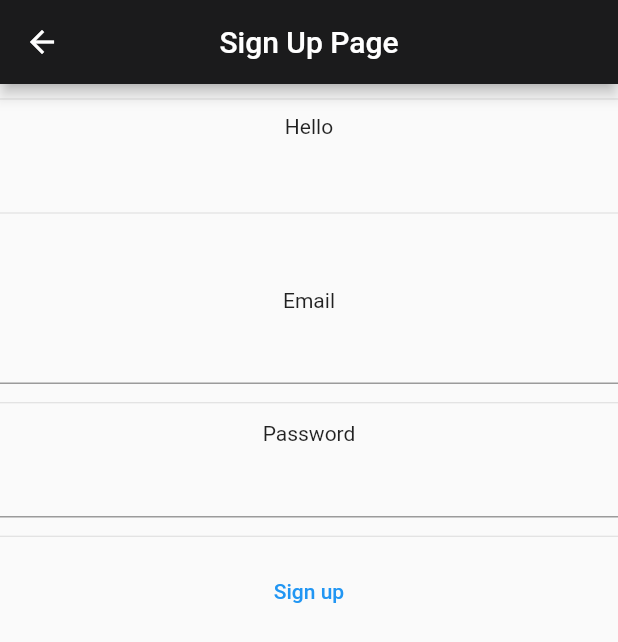
After one commit to mohammad6202/elearningApp, a Flutter app: the Sign_Up screen opened by its route, on a phone screen of 412 x 824 dp. The commit adds this screen. Shown: the top 642 px of the screen. Run offline on Flutter 3.47's test engine with Material 2 defaults, Android fonts, the phone set to English and light mode, and no system bars; our stand-ins replace audioplayers, firebase_auth, firebase_core, introduction_screen, shared_preferences, video_player; missing offline and left inert: syncfusion_flutter_pdfviewer; accounts and stored records are empty.

Commit message:
Connect with Firebase to sign up

```diff
--- a/lib/Home.dart
+++ b/lib/Home.dart
@@ -1,5 +1,3 @@
-// ignore_for_file: prefer_const_constructors, prefer_const_literals_to_create_immutables, non_constant_identifier_names, no_leading_underscores_for_local_identifiers
-
 import 'package:elearning/main.dart';
 import 'package:elearning/shared/images.dart';
 import 'package:flutter/material.dart';
--- /dev/null
+++ b/lib/screens/sign_up.dart
@@ -0,0 +1,76 @@
+import 'dart:math';
+
+import 'package:elearning/Home.dart';
+import 'package:elearning/shared/colors.dart';
+import 'package:firebase_auth/firebase_auth.dart';
+import 'package:flutter/material.dart';
+
+class Sign_Up extends StatefulWidget {
+  const Sign_Up({super.key});
+
+  @override
+  State<Sign_Up> createState() => _Sign_UpState();
+}
+
+class _Sign_UpState extends State<Sign_Up> {
+  TextEditingController email = TextEditingController();
+  TextEditingController password = TextEditingController();
+  @override
+  Widget build(BuildContext context) {
+    return Scaffold(
+      appBar: AppBar(
+        backgroundColor: MyColors.appBarColor,
+        centerTitle: true,
+        title: Text("Sign Up Page"),
+      ),
+      body: Column(
+        children: [
+          Divider(
+            height: 20,
+          ),
+          Text("Hello"),
+          Divider(
+            height: 100,
+          ),
+          Text("Email"),
+          TextField(
+            controller: email,
+          ),
+          Divider(
+            height: 25,
+          ),
+          Text("Password"),
+          TextField(
+            controller: password,
+          ),
+          Divider(
+            height: 25,
+          ),
+          TextButton(
+              onPressed: () async {
+                try {
+                  var authenticationObject = FirebaseAuth.instance;
+                  UserCredential myUser =
+                      await authenticationObject.createUserWithEmailAndPassword(
+                          email: email.text, password: password.text);
+                  ScaffoldMessenger.of(context).showSnackBar(
+                      SnackBar(content: Text("Added Successfully :)")));
+                } catch (e) {
+                  // print("${e.toString()} Hello ");
+                  // showDialog(
+                  //     context: context,
+                  //     builder: ((context) {
+                  //       return AlertDialog(
+                  //         content: Text("Sorry What Are You Doing"),
+                  //       );
+                  //     }));
+                  ScaffoldMessenger.of(context).showSnackBar(
+                      SnackBar(content: Text("Sorry There is An Error :(")));
+                }
+              },
+              child: Text("Sign up"))
+        ],
+      ),
+    );
+  }
+}
--- a/lib/screens/splash.dart
+++ b/lib/screens/splash.dart
@@ -1,4 +1,5 @@
 import 'dart:async';
+import 'package:elearning/screens/sign_up.dart';
 import 'package:flutter/material.dart';
 
 import 'package:shared_preferences/shared_preferences.dart';
@@ -29,7 +30,7 @@ class _SplashScreenState extends State<SplashScreen> {
         Duration(seconds: 5),
         () => Navigator.pushReplacement(context,
                 MaterialPageRoute(builder: (context) {
-              return Home();
+              return Sign_Up();
             })));
   }
 
--- a/pubspec.yaml
+++ b/pubspec.yaml
@@ -40,6 +40,8 @@ dependencies:
   audioplayers: ^1.1.0
   introduction_screen: ^3.0.2
   shared_preferences: ^2.0.15
+  firebase_core: ^1.24.0
+  firebase_auth: ^3.11.2
 
 dev_dependencies:
   flutter_test:
```
Also changed, not shown: lib/main.dart (+9 -1 lines), lib/firebase_options.dart (added), pubspec.lock, 7 other files.
